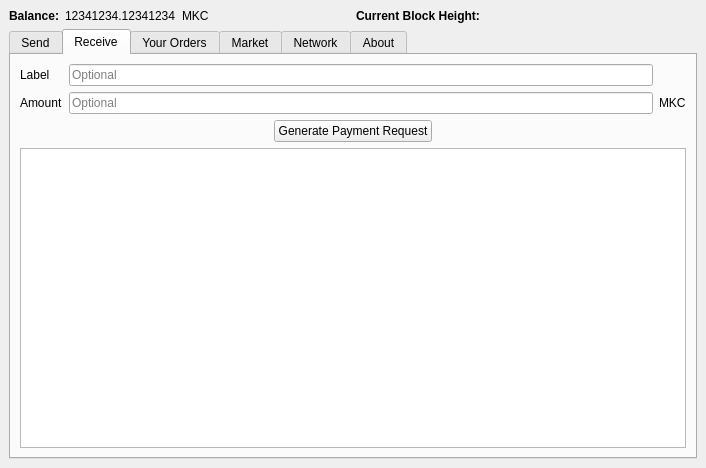
This is gui/marketcoin.ui in marketcoin/marketcoin as Qt 5 draws it before an edit. The edited form follows.
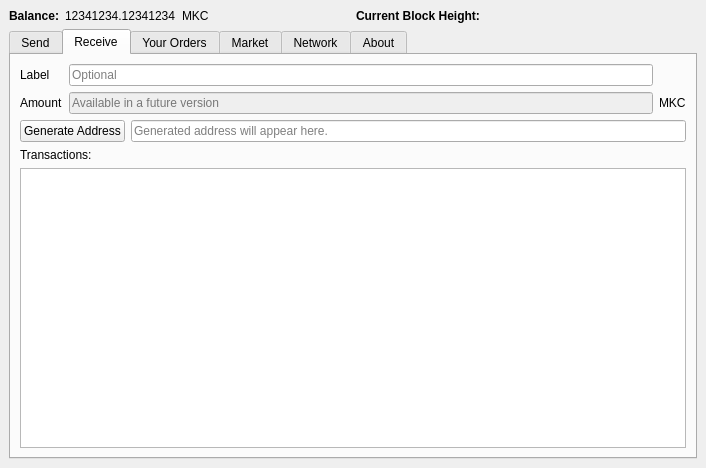
This is the edited form. The open tabs and pages were chosen to show the change.

The edit to the form file:
```diff
--- a/gui/marketcoin.ui
+++ b/gui/marketcoin.ui
@@ -18,7 +18,7 @@
     <item>
      <layout class="QHBoxLayout" name="horizontalLayout">
       <item>
-       <widget class="QLabel" name="label">
+       <widget class="QLabel" name="label_123">
         <property name="sizePolicy">
          <sizepolicy hsizetype="Fixed" vsizetype="Preferred">
           <horstretch>0</horstretch>
@@ -181,13 +181,19 @@
           </item>
           <item row="1" column="1">
            <widget class="QLineEdit" name="lineEdit_9">
+            <property name="enabled">
+             <bool>false</bool>
+            </property>
+            <property name="text">
+             <string/>
+            </property>
             <property name="placeholderText">
-             <string>Optional</string>
+             <string>Available in a future version</string>
             </property>
            </widget>
           </item>
           <item row="0" column="1">
-           <widget class="QLineEdit" name="lineEdit_8">
+           <widget class="QLineEdit" name="label">
             <property name="placeholderText">
              <string>Optional</string>
             </property>
@@ -211,41 +217,29 @@
         </item>
         <item>
          <layout class="QHBoxLayout" name="horizontalLayout_2">
-          <item>
-           <spacer name="horizontalSpacer_4">
-            <property name="orientation">
-             <enum>Qt::Horizontal</enum>
-            </property>
-            <property name="sizeHint" stdset="0">
-             <size>
-              <width>40</width>
-              <height>20</height>
-             </size>
-            </property>
-           </spacer>
-          </item>
           <item>
            <widget class="QPushButton" name="generate_payment_request">
             <property name="text">
-             <string>Generate Payment Request</string>
+             <string>Generate Address</string>
             </property>
            </widget>
           </item>
           <item>
-           <spacer name="horizontalSpacer">
-            <property name="orientation">
-             <enum>Qt::Horizontal</enum>
+           <widget class="QLineEdit" name="address">
+            <property name="placeholderText">
+             <string>Generated address will appear here.</string>
             </property>
-            <property name="sizeHint" stdset="0">
-             <size>
-              <width>40</width>
-              <height>20</height>
-             </size>
-            </property>
-           </spacer>
+           </widget>
           </item>
          </layout>
         </item>
+        <item>
+         <widget class="QLabel" name="label_25">
+          <property name="text">
+           <string>Transactions:</string>
+          </property>
+         </widget>
+        </item>
         <item>
          <widget class="QTableView" name="tableView"/>
         </item>
```
Left out of the diff: 9 changed lines with no effect on the pictures.
